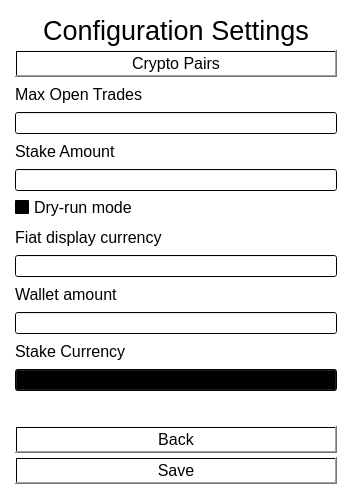
First picture: the form in freqtrade/GUI/configsettings.ui, repository Sypers/SeniorProject, before the edit.
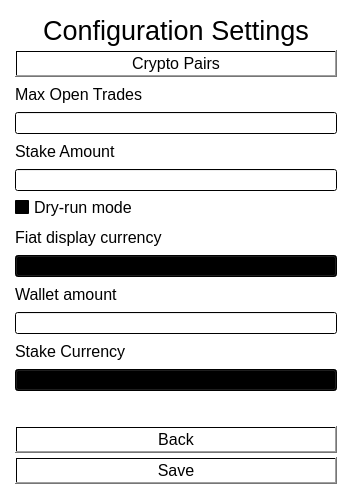
Second picture: the form after the edit.

Commit message: Fixed fiat display currency from text edit to combo box

```diff
--- a/freqtrade/GUI/configsettings.ui
+++ b/freqtrade/GUI/configsettings.ui
@@ -124,7 +124,14 @@
      </widget>
     </item>
     <item>
-     <widget class="QLineEdit" name="lineEdit_3"/>
+     <widget class="QComboBox" name="stakecombo_2">
+      <property name="minimumSize">
+       <size>
+        <width>0</width>
+        <height>20</height>
+       </size>
+      </property>
+     </widget>
     </item>
     <item>
      <widget class="QLabel" name="label_6">
```
Left out of the diff: 6 changed lines with no effect on the pictures.
